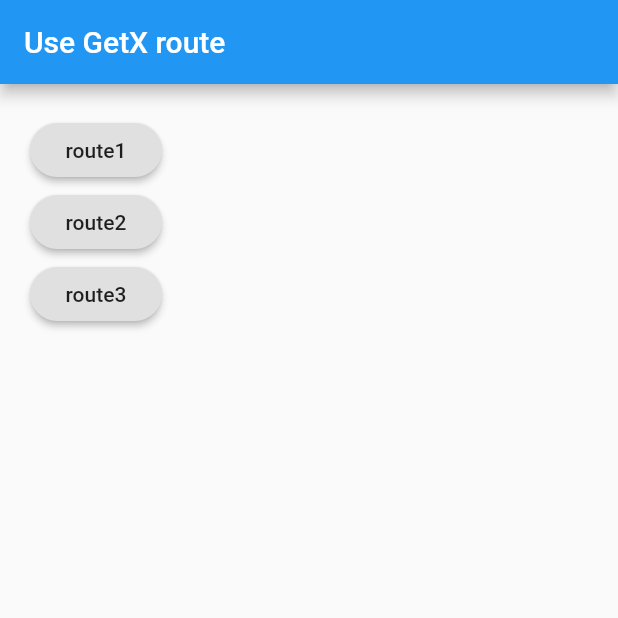
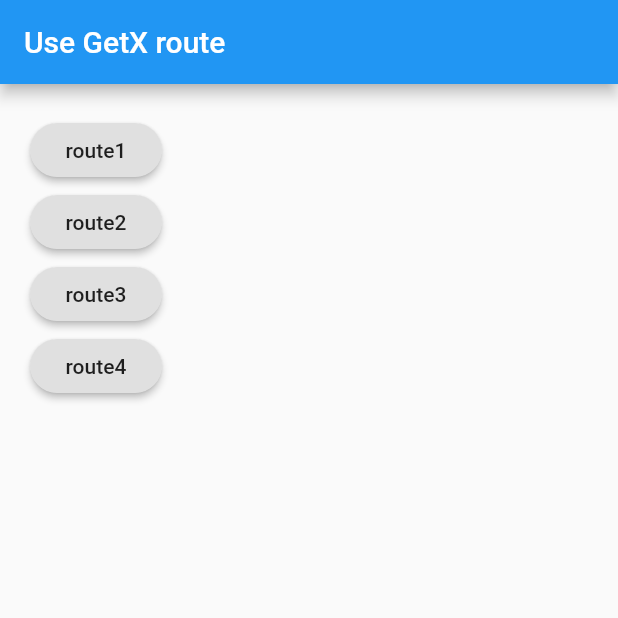
Before and after one commit to subin70/fluttercamp, a Flutter app: the screen it shows after launch, on a phone screen of 412 x 824 dp, the top half of it. Run offline on Flutter 3.47's test engine with Material 2 defaults, Android fonts, the phone set to English and light mode, and no system bars; our stand-ins replace get.

Commit message:
connect todo.dart

```diff
--- a/lib/main.dart
+++ b/lib/main.dart
@@ -15,6 +15,8 @@ class MyApp extends StatelessWidget {
      home: HomePage(),
       getPages: [
         GetPage(name: '/next', page: () => NextPage()),
+        GetPage(name: '/todo', page: () => ToDoList()),
+
         //GetPage(name: '/snack', page: ()=> SnackBarPage()),
       ],
     );
@@ -61,6 +63,15 @@ class HomePage extends StatelessWidget {
                   child: Text('route3'),
                   onPressed: () {
                     Get.defaultDialog(title: 'Dialog', middleText: 'Dialog');
+                  },
+                  shape: RoundedRectangleBorder(
+                      borderRadius: BorderRadius.circular(30)
+                  ),
+                ),
+                new RaisedButton(
+                  child: Text('route4'),
+                  onPressed: () {
+                    Get.toNamed('/todo');
                   },
                   shape: RoundedRectangleBorder(
                       borderRadius: BorderRadius.circular(30)
--- a/lib/todo.dart
+++ b/lib/todo.dart
@@ -1,5 +1,5 @@
 import 'package:flutter/animation.dart';
-
+import 'package:flutter/material.dart';
 
 class ToDoList extends StatefulWidget {
   @override
```
